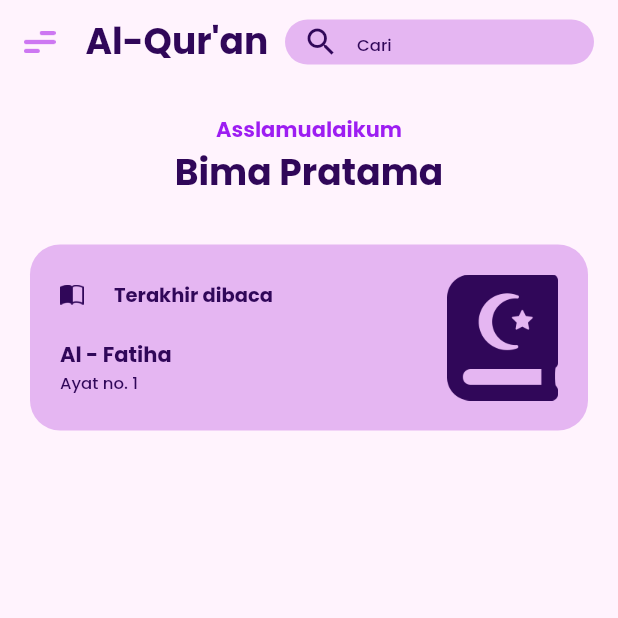
After one commit to mbimbim/quan_app, a Flutter app: the screen it shows after launch, after a tap on "Mulai !", on a phone screen of 412 x 824 dp, the top half of it. The commit adds this screen. Run offline on Flutter 3.47's test engine with Material 2 defaults, Android fonts, the phone set to English and light mode, and no system bars; our stand-ins replace google_fonts.

Commit message:
home_page

```diff
--- /dev/null
+++ b/lib/Pages/home_page.dart
@@ -0,0 +1,133 @@
+import 'package:flutter/material.dart';
+import 'package:google_fonts/google_fonts.dart';
+import 'package:quran_app/Utils/ColorsUtils.dart';
+import 'package:quran_app/Utils/TextUtils.dart';
+
+class HomePage extends StatelessWidget {
+  const HomePage({Key? key}) : super(key: key);
+
+  @override
+  Widget build(BuildContext context) {
+    return Scaffold(
+      backgroundColor: ColorUtils.primaryColor,
+      appBar: AppBar(
+        elevation: 0,
+        //toolbarHeight: 100,
+        //create CircleImage and NameW
+        title: Row(
+          children: [
+            Image.asset(
+              'assets/images/icon_slide.png',
+              width: 21,
+              height: 15,
+            ),
+            const SizedBox(width: 20),
+            //RichText
+            Text(
+              "Al-Qur'an",
+              style: TextUtils.text_judul,
+            ),
+
+            //Create Menu left
+            const Spacer(),
+
+            //Create menu
+            Container(
+              width: MediaQuery.of(context).size.width / 2,
+              height: 30,
+              decoration: BoxDecoration(
+                color: ColorUtils.secondaryColor,
+                borderRadius: BorderRadius.circular(20),
+              ),
+              child: TextFormField(
+                decoration: InputDecoration(
+                  border: InputBorder.none,
+                  hintText: "Cari",
+                  hintStyle: TextUtils.text_11,
+                  prefixIcon: Icon(
+                    Icons.search,
+                    color: ColorUtils.warna_text_judul,
+                  ),
+                ),
+              ),
+            )
+          ],
+        ),
+        backgroundColor: Colors.transparent,
+      ),
+      body: Container(
+        margin: EdgeInsets.all(20),
+        child: Column(
+          children: [
+            Text(
+              'Asslamualaikum',
+              style: TextUtils.text_14,
+            ),
+            Text('Bima Pratama', style: TextUtils.text_judul
+                // TextStyle(
+                //   fontSize: 24,
+                //   color: ColorUtils.warna_text_judul,
+                //   fontWeight: FontWeight.bold,
+                //),
+                ),
+            const SizedBox(
+              height: 30,
+            ),
+            Container(
+              padding: EdgeInsets.all(20),
+              width: MediaQuery.of(context).size.width,
+              decoration: BoxDecoration(
+                color: ColorUtils.secondaryColor,
+                borderRadius: BorderRadius.circular(20),
+              ),
+              child: Row(
+                children: [
+                  Column(
+                    crossAxisAlignment: CrossAxisAlignment.start,
+                    children: [
+                      Row(
+                        children: [
+                          Image.asset(
+                            'assets/images/last_read.png',
+                            width: 16,
+                            height: 13,
+                          ),
+                          const SizedBox(
+                            width: 20,
+                          ),
+                          Text(
+                            'Terakhir dibaca',
+                            style: TextUtils.text_13_2,
+                          )
+                        ],
+                      ),
+                      const SizedBox(
+                        height: 20,
+                      ),
+                      Text(
+                        'Al - Fatiha',
+                        style: TextUtils.text_14_2,
+                      ),
+                      Text(
+                        'Ayat no. 1',
+                        style: TextUtils.text_11,
+                      ),
+                    ],
+                  ),
+                  const Spacer(),
+                  Image.asset(
+                    'assets/images/icon_quran.png',
+                    width: 74,
+                    height: 84,
+                  )
+                ],
+              ),
+            )
+
+            //Create menu list horizonal
+          ],
+        ),
+      ),
+    );
+  }
+}
--- a/lib/Pages/starting_page.dart
+++ b/lib/Pages/starting_page.dart
@@ -2,6 +2,7 @@
 
 import 'package:flutter/material.dart';
 import 'package:google_fonts/google_fonts.dart';
+import 'package:quran_app/Pages/home_page.dart';
 import 'package:quran_app/Utils/ColorsUtils.dart';
 import 'package:quran_app/Utils/TextUtils.dart';
 
@@ -56,6 +57,15 @@ class StartingPage extends StatelessWidget {
                   bottom: 0,
                   left: 80,
                   right: 80,
+                  child: GestureDetector(
+                    onTap: () {
+                      Navigator.pushReplacement(
+                          // ignore: prefer_const_constructors
+                          context,
+                          MaterialPageRoute(
+                            builder: (context) => HomePage(),
+                          ));
+                    },
                     child: Container(
                       height: 51,
                       decoration: BoxDecoration(
@@ -72,6 +82,7 @@ class StartingPage extends StatelessWidget {
                         ),
                       ),
                     ),
+                  ),
                 )
               ],
             )
--- a/lib/Utils/TextUtils.dart
+++ b/lib/Utils/TextUtils.dart
@@ -5,7 +5,7 @@ import 'ColorsUtils.dart';
 class TextUtils {
   static final TextStyle text_judul = GoogleFonts.poppins().copyWith(
     fontSize: 24,
-    fontWeight: FontWeight.bold,
+    fontWeight: FontWeight.w700,
     color: ColorUtils.warna_text_judul,
   );
 
@@ -15,10 +15,22 @@ class TextUtils {
     color: ColorUtils.warna_text,
   );
 
+  static final TextStyle text_13_2 = GoogleFonts.poppins().copyWith(
+    fontSize: 13,
+    fontWeight: FontWeight.bold,
+    color: ColorUtils.warna_text_judul,
+  );
+
   static final TextStyle text_14 = GoogleFonts.poppins().copyWith(
     fontSize: 14,
     fontWeight: FontWeight.bold,
     color: ColorUtils.warna_text,
+  );
+
+  static final TextStyle text_14_2 = GoogleFonts.poppins().copyWith(
+    fontSize: 14,
+    fontWeight: FontWeight.bold,
+    color: ColorUtils.warna_text_judul,
   );
 
   static final TextStyle text_11 = GoogleFonts.poppins().copyWith(
```
Also changed, not shown: assets/images/last_read.png (added). Lines whose indentation alone changed are shown as unchanged.
